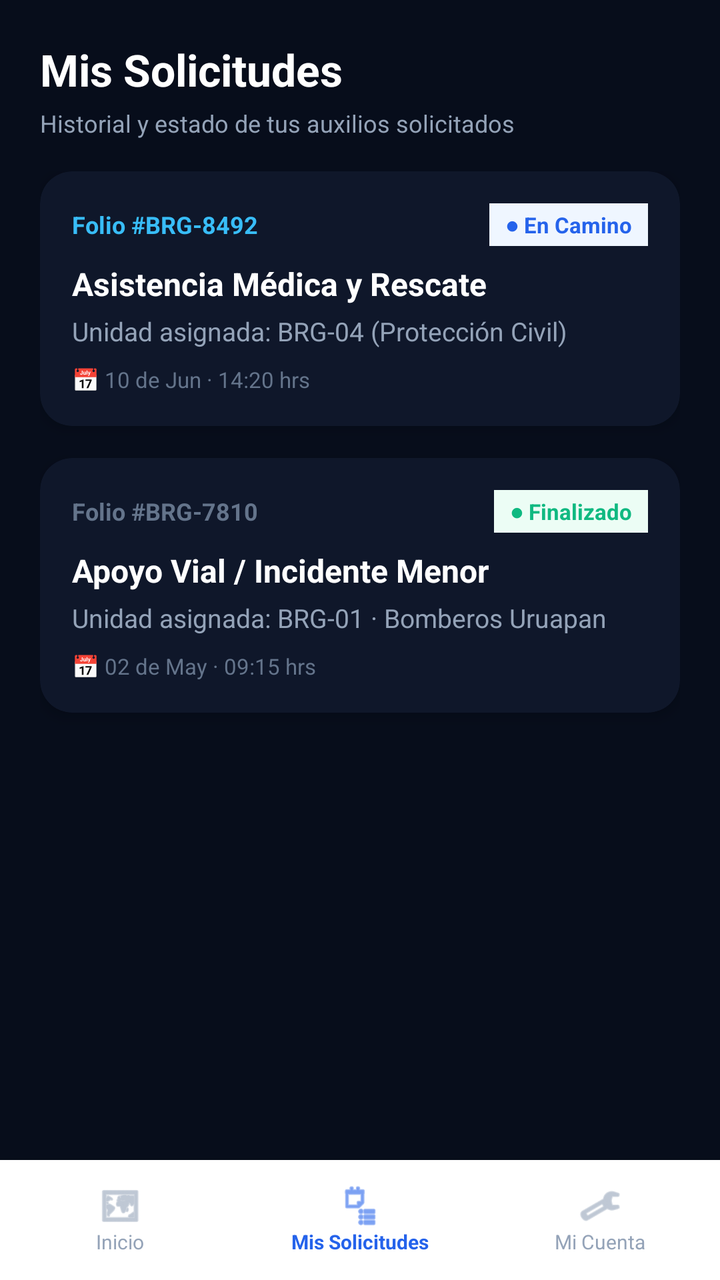
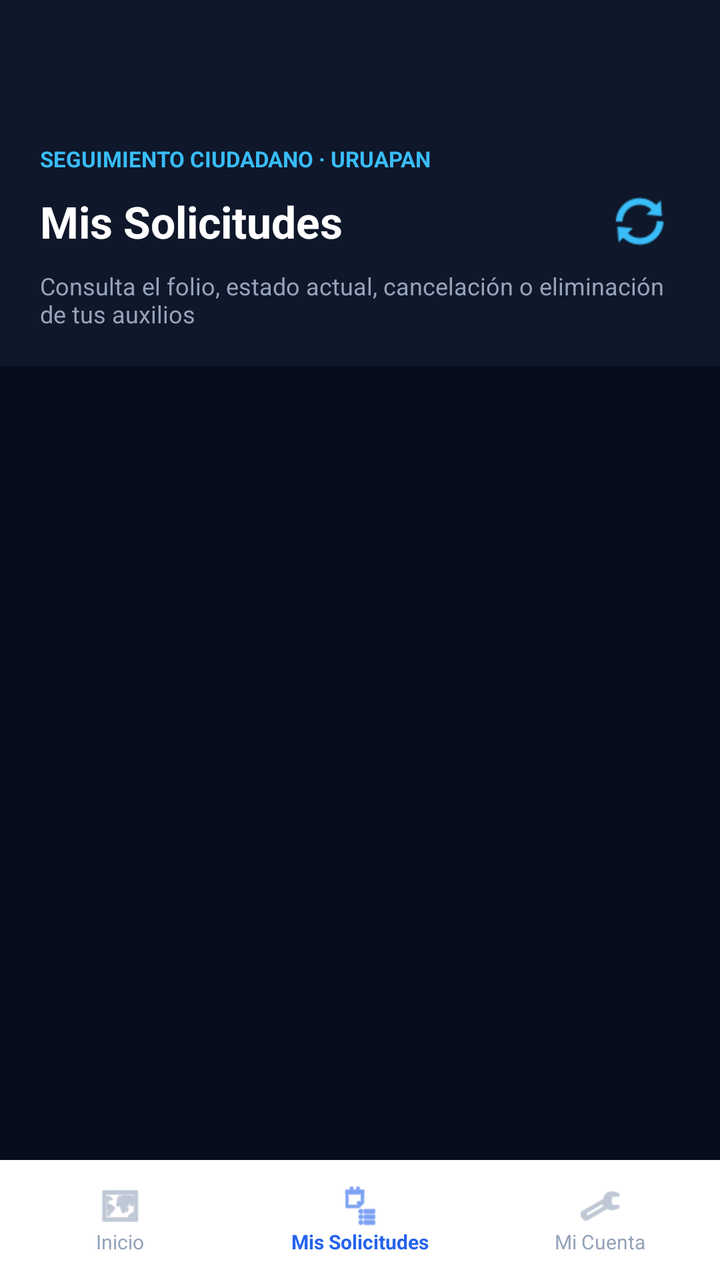

An Android layout rendered at two revisions. The XML below is the earlier revision; the diff shows what the commit changed to produce the second picture.
<!-- AndroidManifest.xml: application theme Theme.BrigadaUruapanClient -->
<!-- res/layout/activity_user_historial.xml -->
<?xml version="1.0" encoding="utf-8"?>
<androidx.constraintlayout.widget.ConstraintLayout xmlns:android="http://schemas.android.com/apk/res/android"
    xmlns:app="http://schemas.android.com/apk/res-auto"
    xmlns:tools="http://schemas.android.com/tools"
    android:layout_width="match_parent"
    android:layout_height="match_parent"
    android:background="#070D1B"
    tools:context=".UserHistorialActivity">

    
    <TextView
        android:id="@+id/tvHistorialTitle"
        android:layout_width="wrap_content"
        android:layout_height="wrap_content"
        android:layout_marginStart="20dp"
        android:layout_marginTop="20dp"
        android:text="Mis Solicitudes"
        android:textColor="@android:color/white"
        android:textSize="22sp"
        android:textStyle="bold"
        app:layout_constraintStart_toStartOf="parent"
        app:layout_constraintTop_toTopOf="parent" />

    <TextView
        android:id="@+id/tvHistorialSubtitle"
        android:layout_width="wrap_content"
        android:layout_height="wrap_content"
        android:layout_marginStart="20dp"
        android:layout_marginTop="4dp"
        android:text="Historial y estado de tus auxilios solicitados"
        android:textColor="#94A3B8"
        android:textSize="12sp"
        app:layout_constraintStart_toStartOf="parent"
        app:layout_constraintTop_toBottomOf="@id/tvHistorialTitle" />

    
    <ScrollView
        android:layout_width="0dp"
        android:layout_height="0dp"
        android:layout_marginTop="16dp"
        android:layout_marginBottom="60dp"
        app:layout_constraintBottom_toBottomOf="parent"
        app:layout_constraintEnd_toEndOf="parent"
        app:layout_constraintStart_toStartOf="parent"
        app:layout_constraintTop_toBottomOf="@id/tvHistorialSubtitle">

        <LinearLayout
            android:layout_width="match_parent"
            android:layout_height="wrap_content"
            android:orientation="vertical"
            android:paddingHorizontal="20dp"
            android:paddingBottom="24dp">

            
            <androidx.cardview.widget.CardView
                android:layout_width="match_parent"
                android:layout_height="wrap_content"
                android:layout_marginBottom="16dp"
                app:cardBackgroundColor="#0F172A"
                app:cardCornerRadius="16dp"
                app:cardElevation="4dp"
                app:strokeColor="#1E293B"
                app:strokeWidth="1dp">

                <LinearLayout
                    android:layout_width="match_parent"
                    android:layout_height="wrap_content"
                    android:orientation="vertical"
                    android:padding="16dp">

                    <LinearLayout
                        android:layout_width="match_parent"
                        android:layout_height="wrap_content"
                        android:gravity="center_vertical"
                        android:orientation="horizontal">

                        <TextView
                            android:layout_width="0dp"
                            android:layout_height="wrap_content"
                            android:layout_weight="1"
                            android:text="Folio #BRG-8492"
                            android:textColor="#38BDF8"
                            android:textSize="12sp"
                            android:textStyle="bold" />

                        <TextView
                            android:layout_width="wrap_content"
                            android:layout_height="wrap_content"
                            android:background="#EFF6FF"
                            android:paddingHorizontal="8dp"
                            android:paddingVertical="3dp"
                            android:text="● En Camino"
                            android:textColor="#2563EB"
                            android:textSize="11sp"
                            android:textStyle="bold" />
                    </LinearLayout>

                    <TextView
                        android:layout_width="wrap_content"
                        android:layout_height="wrap_content"
                        android:layout_marginTop="8dp"
                        android:text="Asistencia Médica y Rescate"
                        android:textColor="@android:color/white"
                        android:textSize="16sp"
                        android:textStyle="bold" />

                    <TextView
                        android:layout_width="wrap_content"
                        android:layout_height="wrap_content"
                        android:layout_marginTop="4dp"
                        android:text="Unidad asignada: BRG-04 (Protección Civil)"
                        android:textColor="#94A3B8"
                        android:textSize="13sp" />

                    <TextView
                        android:layout_width="wrap_content"
                        android:layout_height="wrap_content"
                        android:layout_marginTop="8dp"
                        android:text="📅 10 de Jun · 14:20 hrs"
                        android:textColor="#64748B"
                        android:textSize="11sp" />
                </LinearLayout>
            </androidx.cardview.widget.CardView>

            
            <androidx.cardview.widget.CardView
                android:layout_width="match_parent"
                android:layout_height="wrap_content"
                android:layout_marginBottom="16dp"
                app:cardBackgroundColor="#0F172A"
                app:cardCornerRadius="16dp"
                app:cardElevation="4dp"
                app:strokeColor="#1E293B"
                app:strokeWidth="1dp">

                <LinearLayout
                    android:layout_width="match_parent"
                    android:layout_height="wrap_content"
                    android:orientation="vertical"
                    android:padding="16dp">

                    <LinearLayout
                        android:layout_width="match_parent"
                        android:layout_height="wrap_content"
                        android:gravity="center_vertical"
                        android:orientation="horizontal">

                        <TextView
                            android:layout_width="0dp"
                            android:layout_height="wrap_content"
                            android:layout_weight="1"
                            android:text="Folio #BRG-7810"
                            android:textColor="#64748B"
                            android:textSize="12sp"
                            android:textStyle="bold" />

                        <TextView
                            android:layout_width="wrap_content"
                            android:layout_height="wrap_content"
                            android:background="#ECFDF5"
                            android:paddingHorizontal="8dp"
                            android:paddingVertical="3dp"
                            android:text="● Finalizado"
                            android:textColor="#10B981"
                            android:textSize="11sp"
                            android:textStyle="bold" />
                    </LinearLayout>

                    <TextView
                        android:layout_width="wrap_content"
                        android:layout_height="wrap_content"
                        android:layout_marginTop="8dp"
                        android:text="Apoyo Vial / Incidente Menor"
                        android:textColor="@android:color/white"
                        android:textSize="16sp"
                        android:textStyle="bold" />

                    <TextView
                        android:layout_width="wrap_content"
                        android:layout_height="wrap_content"
                        android:layout_marginTop="4dp"
                        android:text="Unidad asignada: BRG-01 · Bomberos Uruapan"
                        android:textColor="#94A3B8"
                        android:textSize="13sp" />

                    <TextView
                        android:layout_width="wrap_content"
                        android:layout_height="wrap_content"
                        android:layout_marginTop="8dp"
                        android:text="📅 02 de May · 09:15 hrs"
                        android:textColor="#64748B"
                        android:textSize="11sp" />
                </LinearLayout>
            </androidx.cardview.widget.CardView>

        </LinearLayout>
    </ScrollView>

    
    <LinearLayout
        android:layout_width="match_parent"
        android:layout_height="60dp"
        android:layout_gravity="bottom"
        android:background="#FFFFFF"
        android:elevation="8dp"
        app:layout_constraintBottom_toBottomOf="parent"
        android:orientation="horizontal">

        <LinearLayout
            android:id="@+id/tabUserMapa"
            android:layout_width="0dp"
            android:layout_height="match_parent"
            android:layout_weight="1"
            android:gravity="center"
            android:orientation="vertical">
            <ImageView
                android:layout_width="22dp"
                android:layout_height="22dp"
                android:src="@android:drawable/ic_menu_mapmode"
                app:tint="#94A3B8" />
            <TextView
                android:layout_width="wrap_content"
                android:layout_height="wrap_content"
                android:text="Inicio"
                android:textColor="#94A3B8"
                android:textSize="10sp" />
        </LinearLayout>

        <LinearLayout
            android:id="@+id/tabUserHistorial"
            android:layout_width="0dp"
            android:layout_height="match_parent"
            android:layout_weight="1"
            android:gravity="center"
            android:orientation="vertical">
            <ImageView
                android:layout_width="22dp"
                android:layout_height="22dp"
                android:src="@android:drawable/ic_menu_agenda"
                app:tint="#2563EB" />
            <TextView
                android:layout_width="wrap_content"
                android:layout_height="wrap_content"
                android:text="Mis Solicitudes"
                android:textColor="#2563EB"
                android:textSize="10sp"
                android:textStyle="bold" />
        </LinearLayout>

        <LinearLayout
            android:id="@+id/tabUserCuenta"
            android:layout_width="0dp"
            android:layout_height="match_parent"
            android:layout_weight="1"
            android:gravity="center"
            android:orientation="vertical">
            <ImageView
                android:layout_width="22dp"
                android:layout_height="22dp"
                android:src="@android:drawable/ic_menu_manage"
                app:tint="#94A3B8" />
            <TextView
                android:layout_width="wrap_content"
                android:layout_height="wrap_content"
                android:text="Mi Cuenta"
                android:textColor="#94A3B8"
                android:textSize="10sp" />
        </LinearLayout>
    </LinearLayout>

</androidx.constraintlayout.widget.ConstraintLayout>
<!-- resources referenced by this layout -->
<resources>
  <style name="Theme.BrigadaUruapanClient" parent="Base.Theme.BrigadaUruapanClient" />
  <style name="Base.Theme.BrigadaUruapanClient" parent="Theme.Material3.DayNight.NoActionBar">
          
          
      </style>
</resources>

<!-- the commit's change to res/layout/activity_user_historial.xml (unified diff, before → after) -->
@@ -8,203 +8,135 @@
     tools:context=".UserHistorialActivity">
 
     
-    <TextView
-        android:id="@+id/tvHistorialTitle"
-        android:layout_width="wrap_content"
+    <LinearLayout
+        android:id="@+id/headerHistorial"
+        android:layout_width="0dp"
         android:layout_height="wrap_content"
-        android:layout_marginStart="20dp"
-        android:layout_marginTop="20dp"
-        android:text="Mis Solicitudes"
-        android:textColor="@android:color/white"
-        android:textSize="22sp"
-        android:textStyle="bold"
+        android:background="#0F172A"
+        android:orientation="vertical"
+        android:paddingHorizontal="20dp"
+        android:paddingTop="48dp"
+        android:paddingBottom="18dp"
+        app:layout_constraintEnd_toEndOf="parent"
         app:layout_constraintStart_toStartOf="parent"
-        app:layout_constraintTop_toTopOf="parent" />
-
-    <TextView
-        android:id="@+id/tvHistorialSubtitle"
-        android:layout_width="wrap_content"
+        app:layout_constraintTop_toTopOf="parent">
+
+        <TextView
+            android:layout_width="wrap_content"
+            android:layout_height="wrap_content"
+            android:layout_marginTop="24dp"
+            android:text="SEGUIMIENTO CIUDADANO · URUAPAN"
+            android:textColor="#38BDF8"
+            android:textSize="11sp"
+            android:textStyle="bold" />
+
+        <LinearLayout
+            android:layout_width="match_parent"
+            android:layout_height="wrap_content"
+            android:layout_marginTop="4dp"
+            android:gravity="center_vertical"
+            android:orientation="horizontal">
+
+            <TextView
+                android:id="@+id/tvHistorialTitle"
+                android:layout_width="0dp"
+                android:layout_height="wrap_content"
+                android:layout_weight="1"
+                android:text="Mis Solicitudes"
+                android:textColor="@android:color/white"
+                android:textSize="22sp"
+                android:textStyle="bold" />
+
+            <ImageButton
+                android:id="@+id/btnRefreshHistorial"
+                android:layout_width="40dp"
+                android:layout_height="40dp"
+                android:background="?attr/selectableItemBackgroundBorderless"
+                android:contentDescription="Refrescar solicitudes"
+                android:src="@android:drawable/ic_popup_sync"
+                app:tint="#38BDF8" />
+        </LinearLayout>
+
+        <TextView
+            android:id="@+id/tvHistorialSubtitle"
+            android:layout_width="wrap_content"
+            android:layout_height="wrap_content"
+            android:layout_marginTop="4dp"
+            android:text="Consulta el folio, estado actual, cancelación o eliminación de tus auxilios"
+            android:textColor="#94A3B8"
+            android:textSize="12sp" />
+    </LinearLayout>
+
+    
+    <LinearLayout
+        android:id="@+id/layoutEstadoVacioHistorial"
+        android:layout_width="0dp"
         android:layout_height="wrap_content"
-        android:layout_marginStart="20dp"
-        android:layout_marginTop="4dp"
-        android:text="Historial y estado de tus auxilios solicitados"
-        android:textColor="#94A3B8"
-        android:textSize="12sp"
+        android:layout_marginHorizontal="24dp"
+        android:background="#0F172A"
+        android:gravity="center"
+        android:orientation="vertical"
+        android:padding="24dp"
+        android:visibility="gone"
+        app:layout_constraintBottom_toTopOf="@id/bottomNavHistorial"
+        app:layout_constraintEnd_toEndOf="parent"
         app:layout_constraintStart_toStartOf="parent"
-        app:layout_constraintTop_toBottomOf="@id/tvHistorialTitle" />
+        app:layout_constraintTop_toBottomOf="@id/headerHistorial">
+
+        <TextView
+            android:layout_width="wrap_content"
+            android:layout_height="wrap_content"
+            android:background="#1E293B"
+            android:paddingHorizontal="14dp"
+            android:paddingVertical="6dp"
+            android:text="Sin solicitudes registradas"
+            android:textColor="#38BDF8"
+            android:textSize="12sp"
+            android:textStyle="bold" />
+
+        <TextView
+            android:id="@+id/tvVacioHistorial"
+            android:layout_width="match_parent"
+            android:layout_height="wrap_content"
+            android:layout_marginTop="12dp"
+            android:gravity="center"
+            android:lineSpacingExtra="3dp"
+            android:text="Aún no has solicitado una brigada en Uruapan. Cuando envíes una alerta, aquí verás su folio corto, estado en tiempo real y opciones para cancelar o eliminar."
+            android:textColor="#94A3B8"
+            android:textSize="13sp" />
+    </LinearLayout>
 
     
     <ScrollView
+        android:id="@+id/scrollSolicitudes"
         android:layout_width="0dp"
         android:layout_height="0dp"
-        android:layout_marginTop="16dp"
-        android:layout_marginBottom="60dp"
-        app:layout_constraintBottom_toBottomOf="parent"
+        android:clipToPadding="false"
+        android:paddingHorizontal="16dp"
+        android:paddingTop="16dp"
+        android:paddingBottom="20dp"
+        app:layout_constraintBottom_toTopOf="@id/bottomNavHistorial"
         app:layout_constraintEnd_toEndOf="parent"
         app:layout_constraintStart_toStartOf="parent"
-        app:layout_constraintTop_toBottomOf="@id/tvHistorialSubtitle">
-
-        <LinearLayout
+        app:layout_constraintTop_toBottomOf="@id/headerHistorial">
+
+        <LinearLayout
+            android:id="@+id/layoutSolicitudesGuardadas"
             android:layout_width="match_parent"
             android:layout_height="wrap_content"
-            android:orientation="vertical"
-            android:paddingHorizontal="20dp"
-            android:paddingBottom="24dp">
-
-            
-            <androidx.cardview.widget.CardView
-                android:layout_width="match_parent"
-                android:layout_height="wrap_content"
-                android:layout_marginBottom="16dp"
-                app:cardBackgroundColor="#0F172A"
-                app:cardCornerRadius="16dp"
-                app:cardElevation="4dp"
-                app:strokeColor="#1E293B"
-                app:strokeWidth="1dp">
-
-                <LinearLayout
-                    android:layout_width="match_parent"
-                    android:layout_height="wrap_content"
-                    android:orientation="vertical"
-                    android:padding="16dp">
-
-                    <LinearLayout
-                        android:layout_width="match_parent"
-                        android:layout_height="wrap_content"
-                        android:gravity="center_vertical"
-                        android:orientation="horizontal">
-
-                        <TextView
-                            android:layout_width="0dp"
-                            android:layout_height="wrap_content"
-                            android:layout_weight="1"
-                            android:text="Folio #BRG-8492"
-                            android:textColor="#38BDF8"
-                            android:textSize="12sp"
-                            android:textStyle="bold" />
-
-                        <TextView
-                            android:layout_width="wrap_content"
-                            android:layout_height="wrap_content"
-                            android:background="#EFF6FF"
-                            android:paddingHorizontal="8dp"
-                            android:paddingVertical="3dp"
-                            android:text="● En Camino"
-                            android:textColor="#2563EB"
-                            android:textSize="11sp"
-                            android:textStyle="bold" />
-                    </LinearLayout>
-
-                    <TextView
-                        android:layout_width="wrap_content"
-                        android:layout_height="wrap_content"
-                        android:layout_marginTop="8dp"
-                        android:text="Asistencia Médica y Rescate"
-                        android:textColor="@android:color/white"
-                        android:textSize="16sp"
-                        android:textStyle="bold" />
-
-                    <TextView
-                        android:layout_width="wrap_content"
-                        android:layout_height="wrap_content"
-                        android:layout_marginTop="4dp"
-                        android:text="Unidad asignada: BRG-04 (Protección Civil)"
-                        android:textColor="#94A3B8"
-                        android:textSize="13sp" />
-
-                    <TextView
-                        android:layout_width="wrap_content"
-                        android:layout_height="wrap_content"
-                        android:layout_marginTop="8dp"
-                        android:text="📅 10 de Jun · 14:20 hrs"
-                        android:textColor="#64748B"
-                        android:textSize="11sp" />
-                </LinearLayout>
-            </androidx.cardview.widget.CardView>
-
-            
-            <androidx.cardview.widget.CardView
-                android:layout_width="match_parent"
-                android:layout_height="wrap_content"
-                android:layout_marginBottom="16dp"
-                app:cardBackgroundColor="#0F172A"
-                app:cardCornerRadius="16dp"
-                app:cardElevation="4dp"
-                app:strokeColor="#1E293B"
-                app:strokeWidth="1dp">
-
-                <LinearLayout
-                    android:layout_width="match_parent"
-                    android:layout_height="wrap_content"
-                    android:orientation="vertical"
-                    android:padding="16dp">
-
-                    <LinearLayout
-                        android:layout_width="match_parent"
-                        android:layout_height="wrap_content"
-                        android:gravity="center_vertical"
-                        android:orientation="horizontal">
-
-                        <TextView
-                            android:layout_width="0dp"
-                            android:layout_height="wrap_content"
-                            android:layout_weight="1"
-                            android:text="Folio #BRG-7810"
-                            android:textColor="#64748B"
-                            android:textSize="12sp"
-                            android:textStyle="bold" />
-
-                        <TextView
-                            android:layout_width="wrap_content"
-                            android:layout_height="wrap_content"
-                            android:background="#ECFDF5"
-                            android:paddingHorizontal="8dp"
-                            android:paddingVertical="3dp"
-                            android:text="● Finalizado"
-                            android:textColor="#10B981"
-                            android:textSize="11sp"
-                            android:textStyle="bold" />
-                    </LinearLayout>
-
-                    <TextView
-                        android:layout_width="wrap_content"
-                        android:layout_height="wrap_content"
-                        android:layout_marginTop="8dp"
-                        android:text="Apoyo Vial / Incidente Menor"
-                        android:textColor="@android:color/white"
-                        android:textSize="16sp"
-                        android:textStyle="bold" />
-
-                    <TextView
-                        android:layout_width="wrap_content"
-                        android:layout_height="wrap_content"
-                        android:layout_marginTop="4dp"
-                        android:text="Unidad asignada: BRG-01 · Bomberos Uruapan"
-                        android:textColor="#94A3B8"
-                        android:textSize="13sp" />
-
-                    <TextView
-                        android:layout_width="wrap_content"
-                        android:layout_height="wrap_content"
-                        android:layout_marginTop="8dp"
-                        android:text="📅 02 de May · 09:15 hrs"
-                        android:textColor="#64748B"
-                        android:textSize="11sp" />
-                </LinearLayout>
-            </androidx.cardview.widget.CardView>
-
-        </LinearLayout>
+            android:orientation="vertical" />
     </ScrollView>
 
     
     <LinearLayout
+        android:id="@+id/bottomNavHistorial"
         android:layout_width="match_parent"
         android:layout_height="60dp"
         android:layout_gravity="bottom"
         android:background="#FFFFFF"
         android:elevation="8dp"
-        app:layout_constraintBottom_toBottomOf="parent"
-        android:orientation="horizontal">
+        android:orientation="horizontal"
+        app:layout_constraintBottom_toBottomOf="parent">
 
         <LinearLayout
             android:id="@+id/tabUserMapa"
@@ -213,11 +145,13 @@
             android:layout_weight="1"
             android:gravity="center"
             android:orientation="vertical">
+
             <ImageView
                 android:layout_width="22dp"
                 android:layout_height="22dp"
                 android:src="@android:drawable/ic_menu_mapmode"
                 app:tint="#94A3B8" />
+
             <TextView
                 android:layout_width="wrap_content"
                 android:layout_height="wrap_content"
@@ -233,11 +167,13 @@
             android:layout_weight="1"
             android:gravity="center"
             android:orientation="vertical">
+
             <ImageView
                 android:layout_width="22dp"
                 android:layout_height="22dp"
                 android:src="@android:drawable/ic_menu_agenda"
                 app:tint="#2563EB" />
+
             <TextView
                 android:layout_width="wrap_content"
                 android:layout_height="wrap_content"
@@ -254,11 +190,13 @@
             android:layout_weight="1"
             android:gravity="center"
             android:orientation="vertical">
+
             <ImageView
                 android:layout_width="22dp"
                 android:layout_height="22dp"
                 android:src="@android:drawable/ic_menu_manage"
                 app:tint="#94A3B8" />
+
             <TextView
                 android:layout_width="wrap_content"
                 android:layout_height="wrap_content"
